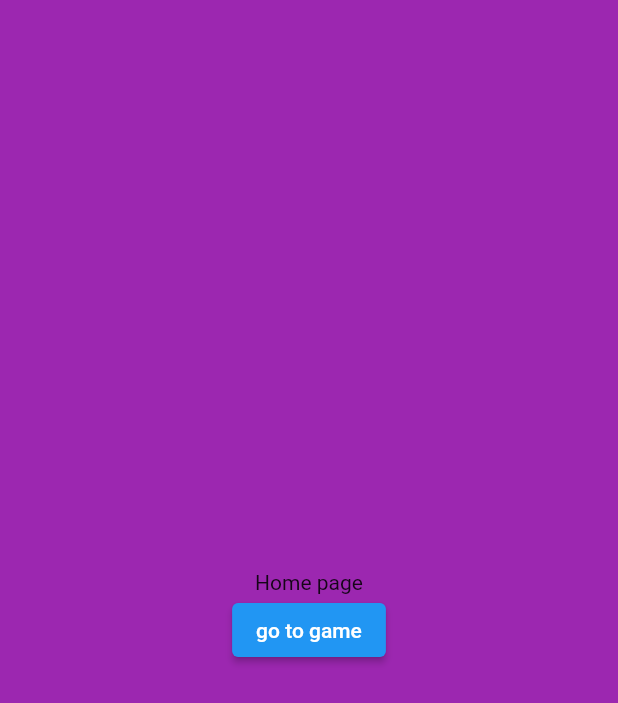
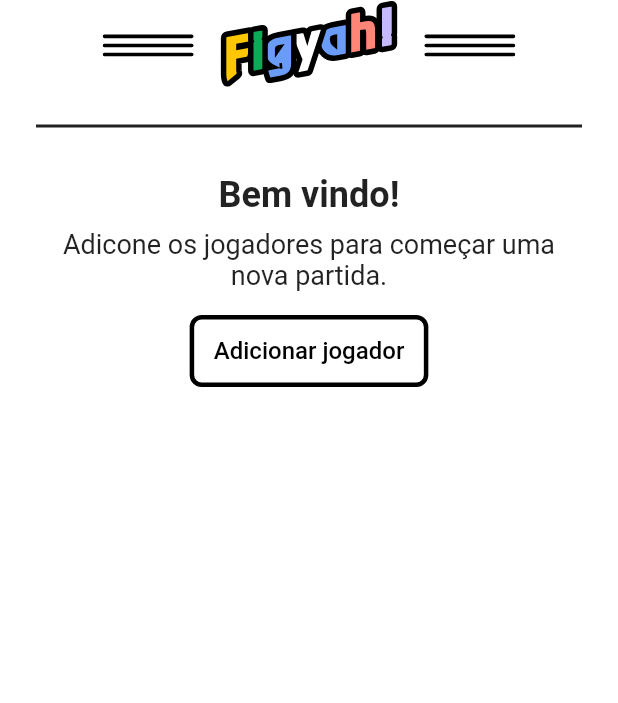
Before and after one commit to gustavomaes/general_app, a Flutter app: the screen it shows after launch, on a phone screen of 412 x 824 dp. Shown: the top 703 px of the screen. Run offline on Flutter 3.47's test engine with Material 2 defaults, Android fonts, the phone set to English and light mode, and no system bars; our stand-ins replace flutter_svg.

Commit message:
feat: home page

```diff
--- /dev/null
+++ b/lib/models/player_model.dart
@@ -0,0 +1,13 @@
+import 'package:flutter/material.dart';
+
+class Player {
+  String id;
+  String name;
+  Color color;
+
+  Player({
+    required this.id,
+    required this.name,
+    required this.color,
+  });
+}
--- a/lib/screens/game_page.dart
+++ b/lib/screens/game_page.dart
@@ -1,5 +1,6 @@
 import 'package:flutter/material.dart';
 import 'package:flutter_svg/flutter_svg.dart';
+import 'package:general/models/player_model.dart';
 
 import '../widgets/dice_row.dart';
 import '../widgets/player_button.dart';
@@ -9,18 +10,6 @@ class GamePage extends StatefulWidget {
 
   @override
   State<GamePage> createState() => _GamePageState();
-}
-
-class Player {
-  String id;
-  String name;
-  Color color;
-
-  Player({
-    required this.id,
-    required this.name,
-    required this.color,
-  });
 }
 
 const List<String> _list = ['1', '2', '3', '4', '5'];
--- a/lib/screens/home_page.dart
+++ b/lib/screens/home_page.dart
@@ -1,4 +1,6 @@
 import 'package:flutter/material.dart';
+import 'package:flutter_svg/flutter_svg.dart';
+import 'package:general/widgets/button.dart';
 
 class HomePage extends StatefulWidget {
   const HomePage({super.key});
@@ -8,21 +10,75 @@ class HomePage extends StatefulWidget {
 }
 
 class _HomePageState extends State<HomePage> {
+  final Widget logo = SvgPicture.asset('assets/logo.svg', height: 60);
+
+  AlertDialog alert = AlertDialog(
+    title: const Text('Novo jogador'),
+    content: Container(
+      child: Text(''),
+    ),
+  );
+
+  openDialogList() {
+    showDialog(
+      context: context,
+      builder: (context) {
+        return alert;
+      },
+    );
+  }
+
   @override
   Widget build(BuildContext context) {
     return Scaffold(
-      backgroundColor: Colors.purple,
-      body: Center(
-        child: Column(
-          mainAxisAlignment: MainAxisAlignment.center,
-          children: [
-            const Text('Home page'),
-            ElevatedButton(
-                onPressed: () {
-                  Navigator.pushNamed(context, "/game");
-                },
-                child: const Text('go to game'))
-          ],
+      backgroundColor: Colors.white,
+      body: SafeArea(
+        child: SingleChildScrollView(
+          child: Padding(
+            padding: EdgeInsets.symmetric(horizontal: 24),
+            child: Column(
+              crossAxisAlignment: CrossAxisAlignment.center,
+              children: [
+                Center(child: logo),
+                const SizedBox(height: 16),
+                const Divider(
+                  color: Colors.black87,
+                  thickness: 2,
+                ),
+                const Padding(
+                  padding: EdgeInsets.only(top: 24),
+                  child: Column(
+                    children: [
+                      Text(
+                        "Bem vindo!",
+                        style: TextStyle(
+                          fontSize: 24,
+                          fontWeight: FontWeight.w700,
+                        ),
+                      ),
+                      Padding(
+                        padding: EdgeInsets.only(top: 8),
+                        child: Text(
+                          "Adicone os jogadores para começar uma nova partida.",
+                          textAlign: TextAlign.center,
+                          style: TextStyle(
+                            fontSize: 18,
+                            fontWeight: FontWeight.normal,
+                          ),
+                        ),
+                      ),
+                    ],
+                  ),
+                ),
+                Padding(
+                  padding: const EdgeInsets.only(top: 16),
+                  child: Button(
+                    onTap: openDialogList,
+                  ),
+                )
+              ],
+            ),
+          ),
         ),
       ),
     );
--- /dev/null
+++ b/lib/widgets/button.dart
@@ -0,0 +1,59 @@
+import 'dart:math';
+
+import 'package:flutter/material.dart';
+
+class Button extends StatefulWidget {
+  VoidCallback onTap;
+
+  Button({
+    super.key,
+    required this.onTap,
+  });
+
+  @override
+  State<Button> createState() => _ButtonState();
+}
+
+class _ButtonState extends State<Button> {
+  final List<Color> _colors = [
+    const Color.fromARGB(255, 255, 133, 119),
+    const Color.fromARGB(255, 15, 169, 88),
+    const Color.fromARGB(255, 199, 185, 255),
+    const Color.fromARGB(255, 105, 155, 247),
+    const Color.fromARGB(255, 255, 199, 0),
+  ];
+
+  @override
+  Widget build(BuildContext context) {
+    return SizedBox(
+      height: 48,
+      child: ElevatedButton(
+        onPressed: widget.onTap,
+        style: ButtonStyle(
+          backgroundColor: MaterialStateProperty.resolveWith<Color>(
+            (Set<MaterialState> states) {
+              if (states.contains(MaterialState.pressed)) {
+                return _colors[Random().nextInt(_colors.length - 1)];
+              }
+              return Colors.white;
+            },
+          ),
+          elevation: MaterialStateProperty.resolveWith((states) => 0),
+          shape: MaterialStateProperty.resolveWith(
+            (states) => RoundedRectangleBorder(
+              side: const BorderSide(
+                color: Colors.black,
+                width: 3,
+              ),
+              borderRadius: BorderRadius.circular(8),
+            ),
+          ),
+        ),
+        child: const Text(
+          'Adicionar jogador',
+          style: TextStyle(fontSize: 16, color: Colors.black),
+        ),
+      ),
+    );
+  }
+}
```
